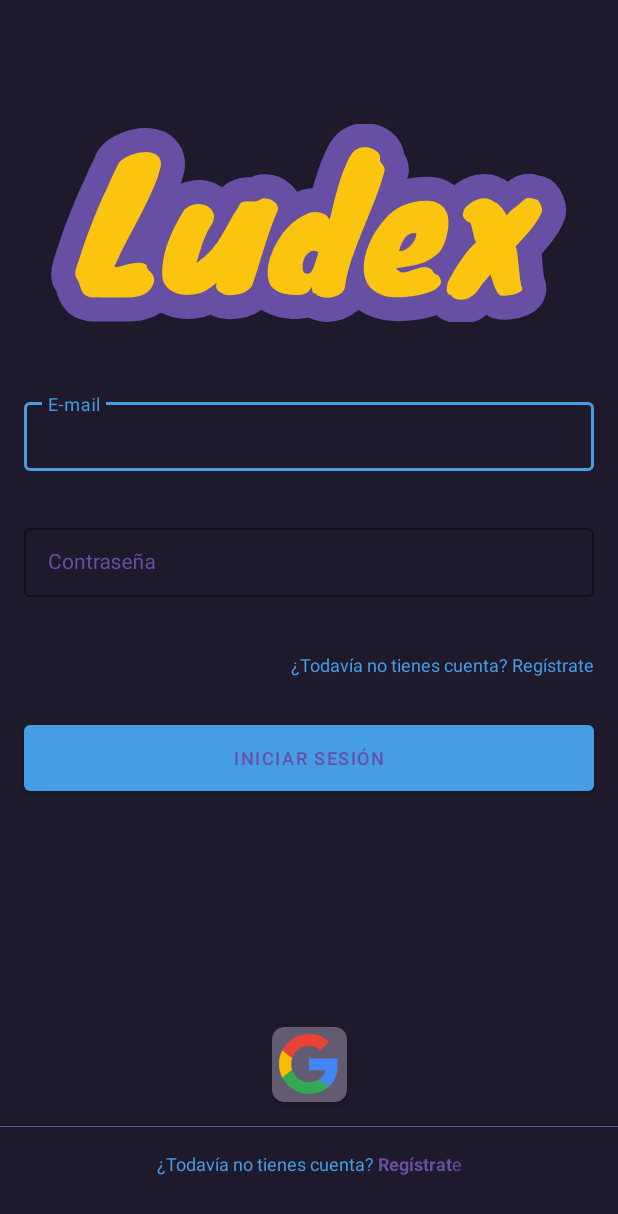
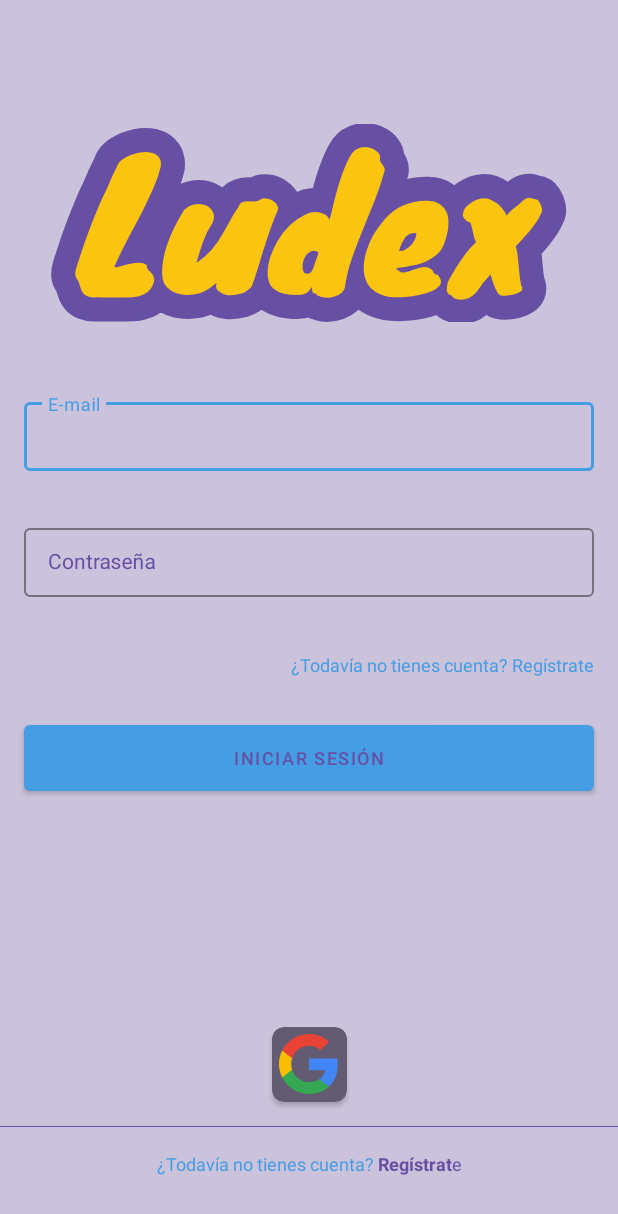
Before and after one commit to cvalera18/Ludex, an Android app: the LoginActivity screen opened directly, with no data from a screen before it, on a phone screen of 412 x 824 dp. Shown: the top 1214 px of the screen. Run offline under Robolectric (Android 15) with nearby library versions, the phone set to English and light mode, and no system bars; our stand-ins replace Dagger/Hilt's generated code; Roboto replaces fonts that are not available here.

Commit message:
Login screen modified

```diff
--- a/app/src/main/res/layout/activity_login.xml
+++ b/app/src/main/res/layout/activity_login.xml
@@ -4,7 +4,7 @@ xmlns:app="http://schemas.android.com/apk/res-auto"
 xmlns:tools="http://schemas.android.com/tools"
 android:layout_width="match_parent"
 android:layout_height="match_parent"
-android:background="@color/md_theme_light_onSecondaryContainer"
+android:background="@color/md_theme_dark_secondary"
 tools:context=".presentation.auth.login.LoginActivity">
 
 <androidx.constraintlayout.widget.Guideline
--- a/app/src/main/res/layout/activity_sign_in.xml
+++ b/app/src/main/res/layout/activity_sign_in.xml
@@ -4,7 +4,7 @@ xmlns:app="http://schemas.android.com/apk/res-auto"
 xmlns:tools="http://schemas.android.com/tools"
 android:layout_width="match_parent"
 android:layout_height="match_parent"
-android:background="@color/md_theme_light_onSecondaryContainer"
+android:background="@color/md_theme_dark_secondary"
 tools:context=".presentation.auth.signin.SignInActivity">
 
 <include
--- a/app/src/main/res/layout/activity_verification.xml
+++ b/app/src/main/res/layout/activity_verification.xml
@@ -4,7 +4,7 @@ xmlns:app="http://schemas.android.com/apk/res-auto"
 xmlns:tools="http://schemas.android.com/tools"
 android:layout_width="match_parent"
 android:layout_height="match_parent"
-android:background="@color/md_theme_light_onSecondaryContainer"
+android:background="@color/md_theme_dark_secondary"
 tools:context=".presentation.auth.verification.VerificationActivity">
 
 <androidx.constraintlayout.widget.Guideline
```
